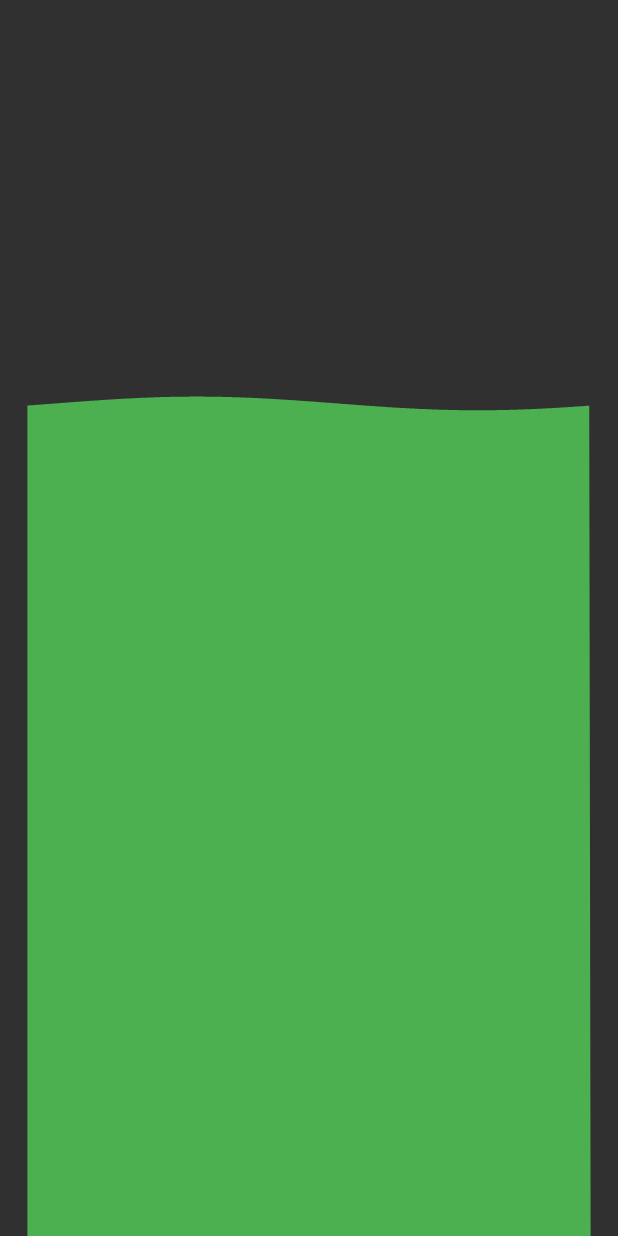
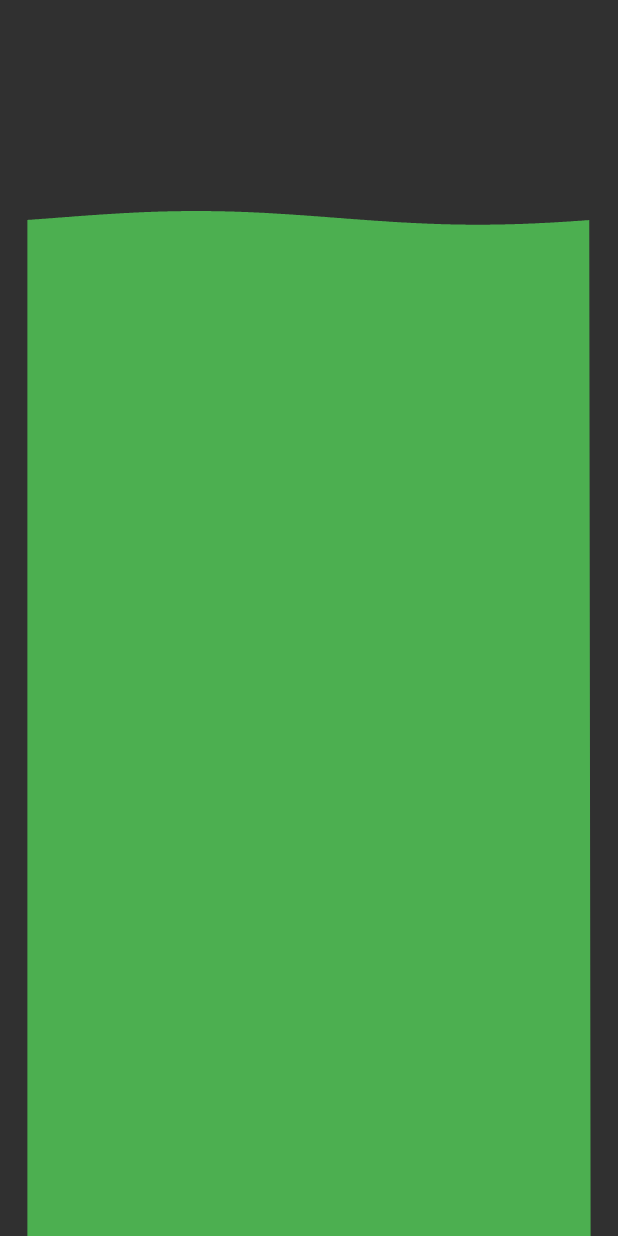
Before and after one commit to GioPan04/drink-dispenser, a Flutter app: the DrinkingScreen screen opened directly, on a phone screen of 412 x 824 dp. Run offline on Flutter 3.47's test engine with Material 2 defaults, Android fonts, the phone set to English and light mode, and no system bars; missing offline and left inert: flutter_gpiod.

Commit message:
Fullscreen drinking animation

```diff
--- a/lib/screens/drinking.dart
+++ b/lib/screens/drinking.dart
@@ -33,7 +33,7 @@ class _DrinkingScreenState extends State<DrinkingScreen> with SingleTickerProvid
         alignment: Alignment.bottomCenter,
         child: SizedBox(
           width: size.width,
-          height: size.height - 150,
+          height: size.height,
           child: AnimatedBuilder(
             animation: _animationController,
             builder: (context, child) => CustomPaint(
```
